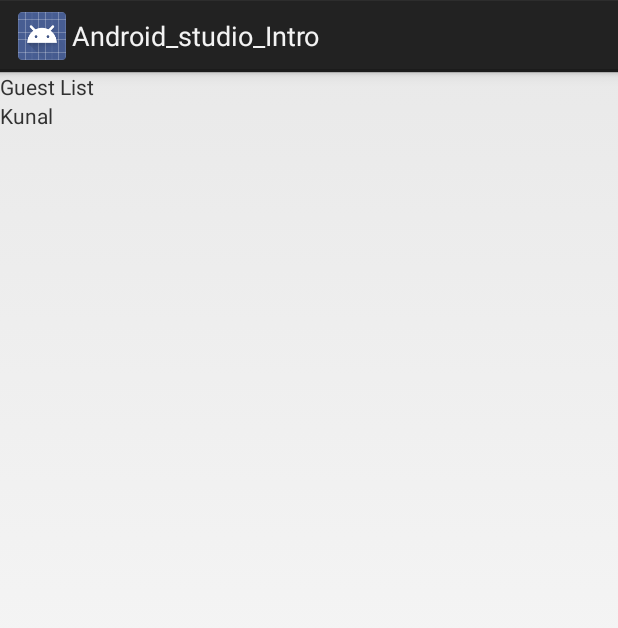
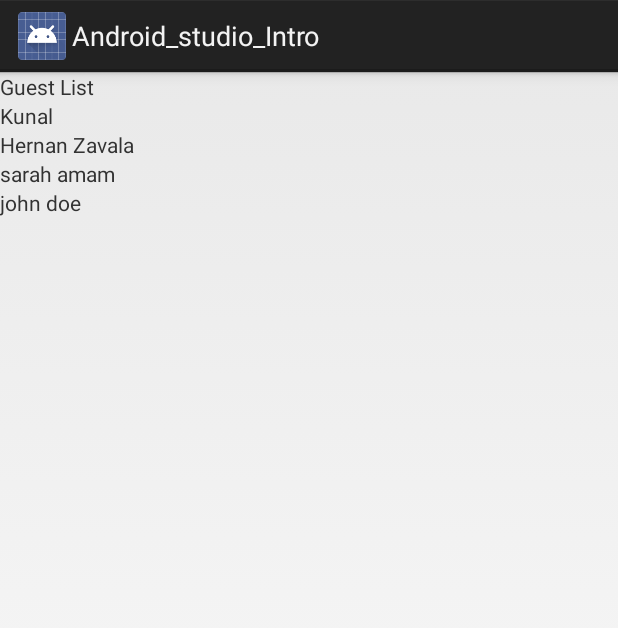
Before and after one commit to Hernanzavala1/Android_Intro, an Android app: the screen it shows after launch (MainActivity), on a phone screen of 412 x 824 dp. Shown: the top 628 px of the screen. Run offline under Robolectric (Android 15) with nearby library versions, the phone set to English and light mode, and no system bars.

Commit message:
Linear layout lessson

```diff
--- a/app/src/main/AndroidManifest.xml
+++ b/app/src/main/AndroidManifest.xml
@@ -9,7 +9,7 @@
         android:roundIcon="@mipmap/ic_launcher_round"
         android:supportsRtl="true"
         android:theme="@style/AppTheme">
-        <activity android:name=".MainActivity">
+        <activity android:name=".Layout_lessons.MainActivity">
             <intent-filter>
                 <action android:name="android.intent.action.MAIN" />
 
--- a/app/src/main/java/com/example/herna/android_studio_intro/MainActivity.java
+++ b/app/src/main/java/com/example/herna/android_studio_intro/Layout_lessons/MainActivity.java
@@ -1,7 +1,9 @@
-package com.example.herna.android_studio_intro;
+package com.example.herna.android_studio_intro.Layout_lessons;
 
 import android.app.Activity;
 import android.os.Bundle;
+
+import com.example.herna.android_studio_intro.R;
 
 public class MainActivity extends Activity {
 
--- a/app/src/main/res/layout/activity_main.xml
+++ b/app/src/main/res/layout/activity_main.xml
@@ -5,7 +5,7 @@
     android:layout_width="match_parent"
     android:layout_height="match_parent"
     android:orientation="vertical"
-    tools:context=".MainActivity">
+    tools:context=".Layout_lessons.MainActivity">
 
     <TextView
         android:text="Guest List"
@@ -17,5 +17,17 @@
         android:layout_width="wrap_content"
         android:layout_height="wrap_content" />
 
+    <TextView
+        android:layout_width="wrap_content"
+        android:layout_height="wrap_content"
+        android:text="Hernan Zavala"/>
 
+    <TextView
+        android:layout_width="wrap_content"
+        android:layout_height="wrap_content"
+        android:text="sarah amam"/>
+    <TextView
+        android:layout_width="wrap_content"
+        android:layout_height="wrap_content"
+        android:text="john doe"/>
 </LinearLayout>
```
